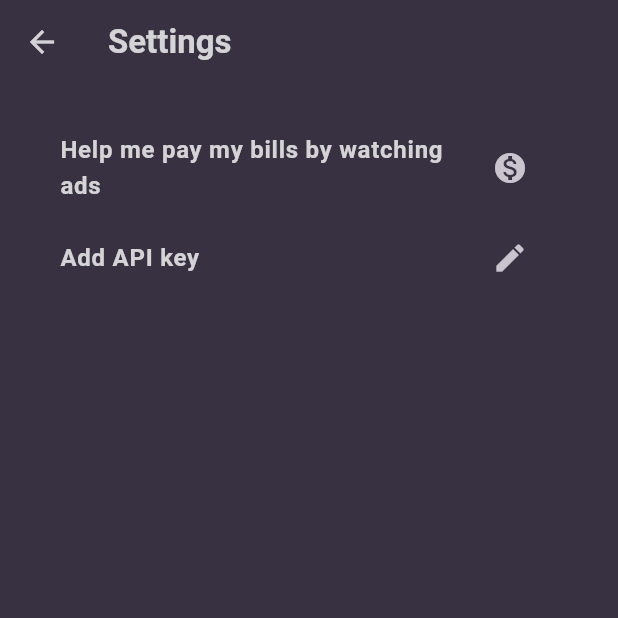
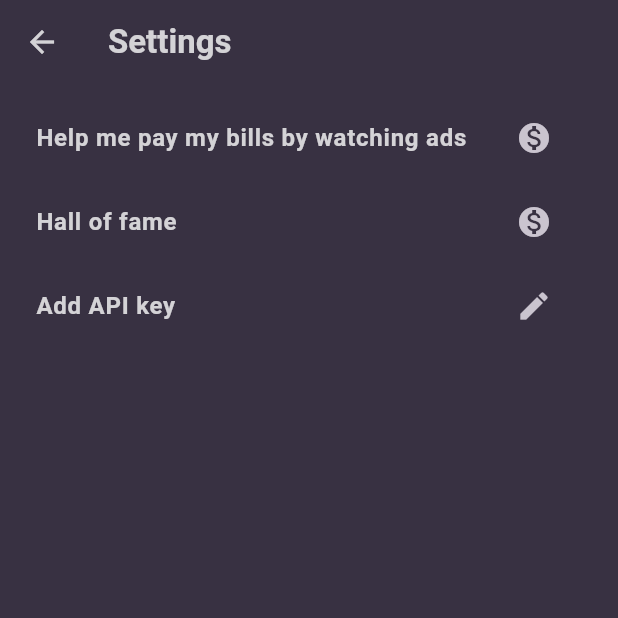
Before and after one commit to daniele-andriani-io/infomaniak-email-admin-app, a Flutter app: the screen it shows after launch, after a tap on the "settings" icon, on a phone screen of 412 x 824 dp, the top half of it. Run offline on Flutter 3.47's test engine with Material 3 defaults, Android fonts, the phone set to English and light mode, and no system bars; our stand-ins replace flutter_markdown, flutter_riverpod, google_fonts, google_mobile_ads, shared_preferences; missing offline and left inert: word_generator; accounts and stored records are empty; generated files the repository leaves out were written again; network calls fail.

Commit message:
Work started

```diff
--- a/lib/l10n/app_en.arb
+++ b/lib/l10n/app_en.arb
@@ -129,5 +129,6 @@
       }
     }
   },
-  "account_delete_confirm": "Delete email account"
+  "account_delete_confirm": "Delete email account",
+  "settings_hall_of_fame": "Hall of fame"
 }
--- a/lib/l10n/app_fr.arb
+++ b/lib/l10n/app_fr.arb
@@ -129,5 +129,6 @@
       }
     }
   },
-  "account_delete_confirm": "Supprimer le compte"
+  "account_delete_confirm": "Supprimer le compte",
+  "settings_hall_of_fame": "Mur des parrainages"
 }
--- a/lib/screens/settings.dart
+++ b/lib/screens/settings.dart
@@ -1,5 +1,6 @@
 import 'package:flutter/material.dart';
 import 'package:infomaniak_email_admin_app/widget/api_key_widget.dart';
+import 'package:infomaniak_email_admin_app/widget/hall_of_fame_widget.dart';
 import 'package:infomaniak_email_admin_app/widget/page_widget.dart';
 import 'package:infomaniak_email_admin_app/widget/rewarded_ad_widget.dart';
 import 'package:flutter_gen/gen_l10n/app_localizations.dart';
@@ -12,9 +13,9 @@ class SettingsScreen extends StatelessWidget {
     return PageWidget(
       title: AppLocalizations.of(context)!.settings,
       getBody: ListView(
-        padding: const EdgeInsets.all(16),
         children: const [
           RewardedAdWidget(),
+          HallOfFameWidget(),
           ApiKeyWidget(),
         ],
       ),
--- /dev/null
+++ b/lib/widget/hall_of_fame_widget.dart
@@ -0,0 +1,29 @@
+import 'package:flutter/material.dart';
+import 'package:infomaniak_email_admin_app/provider/api_key.dart';
+import 'package:flutter_gen/gen_l10n/app_localizations.dart';
+
+import '../screens/how_to_start.dart';
+
+class HallOfFameWidget extends StatefulWidget {
+  const HallOfFameWidget({super.key});
+
+  @override
+  State<HallOfFameWidget> createState() {
+    return _HallOfFameWidgetState();
+  }
+}
+
+class _HallOfFameWidgetState extends State<HallOfFameWidget> {
+  @override
+  ListTile build(BuildContext context) {
+    return ListTile(
+      title: Text(AppLocalizations.of(context)!.settings_hall_of_fame),
+      trailing: IconButton(
+        onPressed: () {},
+        icon: const Icon(
+          Icons.monetization_on,
+        ),
+      ),
+    );
+  }
+}
```
